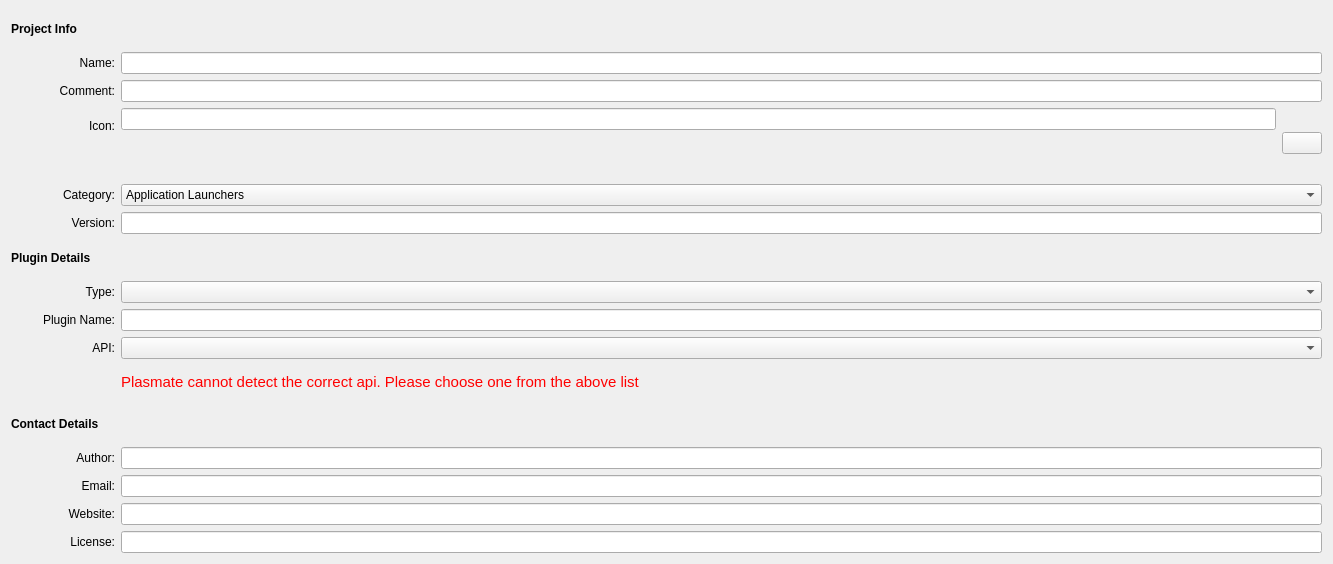
This is plasmate/editors/metadata/metadata.ui in KDE/plasma-sdk as Qt 5 draws it before an edit. The edited form follows.
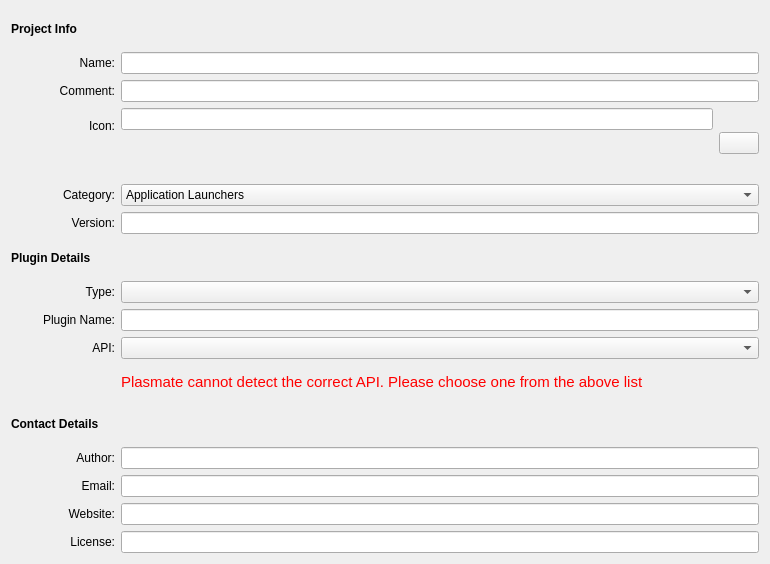
This is the edited form. Custom widgets are drawn as their Qt base class.

Commit message: simplif/fix strings in .ui files

What changed in the file:
```diff
--- a/plasmate/editors/metadata/metadata.ui
+++ b/plasmate/editors/metadata/metadata.ui
@@ -6,7 +6,7 @@
    <rect>
     <x>0</x>
     <y>0</y>
-    <width>1333</width>
+    <width>770</width>
     <height>564</height>
    </rect>
   </property>
@@ -387,11 +387,7 @@
       <bool>true</bool>
      </property>
      <property name="text">
-      <string>&lt;!DOCTYPE HTML PUBLIC &quot;-//W3C//DTD HTML 4.0//EN&quot; &quot;http://www.w3.org/TR/REC-html40/strict.dtd&quot;&gt;
-&lt;html&gt;&lt;head&gt;&lt;meta name=&quot;qrichtext&quot; content=&quot;1&quot; /&gt;&lt;style type=&quot;text/css&quot;&gt;
-p, li { white-space: pre-wrap; }
-&lt;/style&gt;&lt;/head&gt;&lt;body style=&quot; font-family:'Sans Serif'; font-size:9pt; font-weight:400; font-style:normal;&quot;&gt;
-&lt;p style=&quot; margin-top:0px; margin-bottom:0px; margin-left:0px; margin-right:0px; -qt-block-indent:0; text-indent:0px;&quot;&gt;&lt;span style=&quot; font-size:11pt; color:#ff0000;&quot;&gt;Plasmate cannot detect the correct api. Please choose one from the above list&lt;/span&gt;&lt;/p&gt;&lt;/body&gt;&lt;/html&gt;</string>
+      <string>&lt;p style=&quot;font-size:11pt; color:#ff0000;&quot;&gt;Plasmate cannot detect the correct API. Please choose one from the above list&lt;/p&gt;</string>
      </property>
      <property name="alignment">
       <set>Qt::AlignLeading|Qt::AlignLeft|Qt::AlignVCenter</set>
```
The commit also changes 3 other files.
